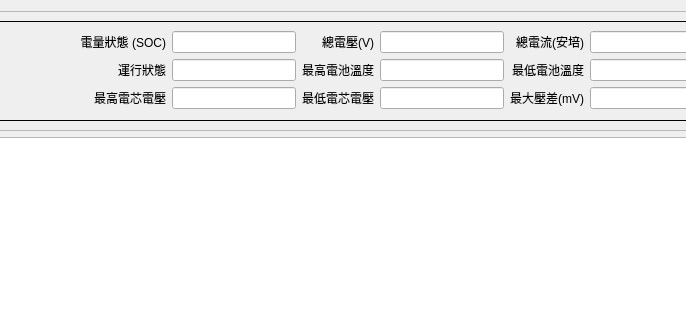
This is frmstackview.ui in haoyi-jason/BMS_HY01_old as Qt 5 draws it before an edit; both pictures show x 449 to 1135 and y 0 to 320 of the 1280 by 600 pixel window. The edited form follows.
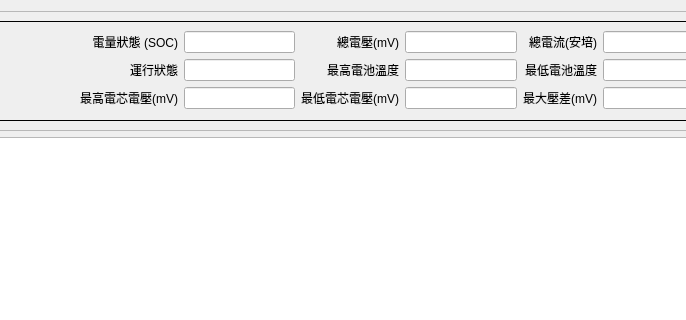
This is the edited form. The open tabs and pages were chosen to show the change.

Diff of the .ui file:
```diff
--- a/frmstackview.ui
+++ b/frmstackview.ui
@@ -158,7 +158,7 @@
           <item row="2" column="1">
            <widget class="QLabel" name="label_3">
             <property name="text">
-             <string>最高電芯電壓</string>
+             <string>最高電芯電壓(mV)</string>
             </property>
             <property name="alignment">
              <set>Qt::AlignRight|Qt::AlignTrailing|Qt::AlignVCenter</set>
@@ -185,7 +185,7 @@
           <item row="0" column="3">
            <widget class="QLabel" name="label_4">
             <property name="text">
-             <string>總電壓(V)</string>
+             <string>總電壓(mV)</string>
             </property>
             <property name="alignment">
              <set>Qt::AlignRight|Qt::AlignTrailing|Qt::AlignVCenter</set>
@@ -212,7 +212,7 @@
           <item row="2" column="3">
            <widget class="QLabel" name="label_5">
             <property name="text">
-             <string>最低電芯電壓</string>
+             <string>最低電芯電壓(mV)</string>
             </property>
             <property name="alignment">
              <set>Qt::AlignRight|Qt::AlignTrailing|Qt::AlignVCenter</set>
```
Left out of the diff: 2 changed lines with no effect on the pictures.
